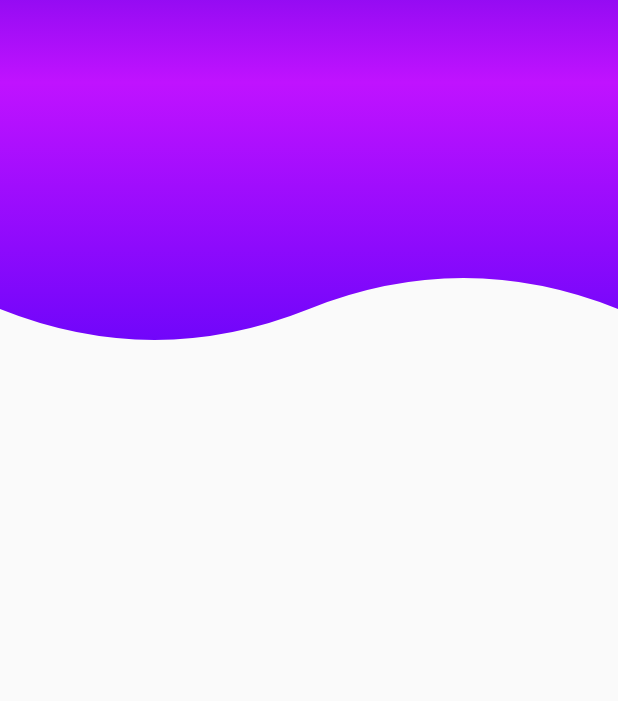
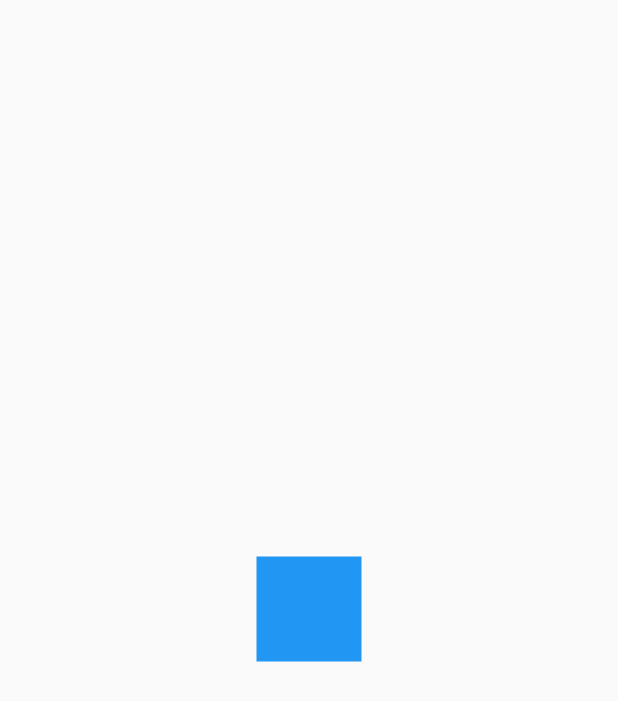
Before and after one commit to MichaelAmador/flutter-designs, a Flutter app: the screen it shows after launch, on a phone screen of 412 x 824 dp. Shown: the top 701 px of the screen. Run offline on Flutter 3.47's test engine with Material 2 defaults, Android fonts, the phone set to English and light mode, and no system bars.

```diff
--- a/lib/main.dart
+++ b/lib/main.dart
@@ -1,4 +1,4 @@
-import 'package:designs/src/screens/headers_screen.dart';
+import 'package:designs/src/src.dart';
 import 'package:flutter/material.dart';
 
 void main() {
@@ -11,8 +11,6 @@ class MainApp extends StatelessWidget {
   @override
   Widget build(BuildContext context) {
     return const MaterialApp(
-      debugShowCheckedModeBanner: false,
-      home: HeaderScreen()
-    );
+        debugShowCheckedModeBanner: false, home: SquareAnimatedScreen());
   }
 }
--- /dev/null
+++ b/lib/src/challenges/square_animated_screen.dart
@@ -0,0 +1,88 @@
+import 'package:flutter/material.dart';
+
+class SquareAnimatedScreen extends StatelessWidget {
+  const SquareAnimatedScreen({super.key});
+
+  @override
+  Widget build(BuildContext context) {
+    return const Scaffold(
+      body: Center(child: _SquareAnimated()),
+    );
+  }
+}
+
+class _SquareAnimated extends StatefulWidget {
+  const _SquareAnimated();
+
+  @override
+  State<_SquareAnimated> createState() => _SquareAnimatedState();
+}
+
+class _SquareAnimatedState extends State<_SquareAnimated>
+    with TickerProviderStateMixin {
+  late AnimationController controller;
+  late Animation<double> moveRight;
+  late Animation<double> moveUp;
+  late Animation<double> moveLeft;
+  late Animation<double> moveDown;
+
+  @override
+  void initState() {
+    controller =
+        AnimationController(vsync: this, duration: const Duration(seconds: 4));
+
+    moveRight = Tween(begin: 0.0, end: 100.0).animate(CurvedAnimation(
+        parent: controller,
+        curve: const Interval(0, .25, curve: Curves.bounceOut)));
+
+    moveUp = Tween(begin: 0.0, end: -100.0).animate(CurvedAnimation(
+        parent: controller,
+        curve: const Interval(.25, .5, curve: Curves.bounceOut)));
+
+    moveLeft = Tween(begin: 0.0, end: -100.0).animate(CurvedAnimation(
+        parent: controller,
+        curve: const Interval(.5, .75, curve: Curves.bounceOut)));
+
+    moveDown = Tween(begin: 0.0, end: 100.0).animate(CurvedAnimation(
+        parent: controller,
+        curve: const Interval(.75, 1.0, curve: Curves.bounceOut)));
+
+    controller.addListener(() {
+      if (controller.status == AnimationStatus.completed) controller.reverse();
+    });
+
+    super.initState();
+  }
+
+  @override
+  void dispose() {
+    controller.dispose();
+    super.dispose();
+  }
+
+  @override
+  Widget build(BuildContext context) {
+    controller.repeat();
+    return AnimatedBuilder(
+      animation: controller,
+      child: _Rectangle(),
+      builder: (BuildContext context, Widget? child) {
+        return Transform.translate(
+            offset: Offset(moveRight.value + moveLeft.value,
+                moveUp.value + moveDown.value),
+            child: child!);
+      },
+    );
+  }
+}
+
+class _Rectangle extends StatelessWidget {
+  @override
+  Widget build(BuildContext context) {
+    return Container(
+      width: 70,
+      height: 70,
+      decoration: const BoxDecoration(color: Colors.blue),
+    );
+  }
+}
--- a/lib/src/screens/screens.dart
+++ b/lib/src/screens/screens.dart
@@ -1 +1,2 @@
+export 'animations_screen.dart';
 export 'headers_screen.dart';
--- a/lib/src/src.dart
+++ b/lib/src/src.dart
@@ -1,2 +1,3 @@
+export 'challenges/square_animated_screen.dart';
 export 'screens/screens.dart';
 export 'widgets/widgets.dart';
```
Also changed, not shown: lib/src/screens/animations_screen.dart (added, +101 -0 lines).
